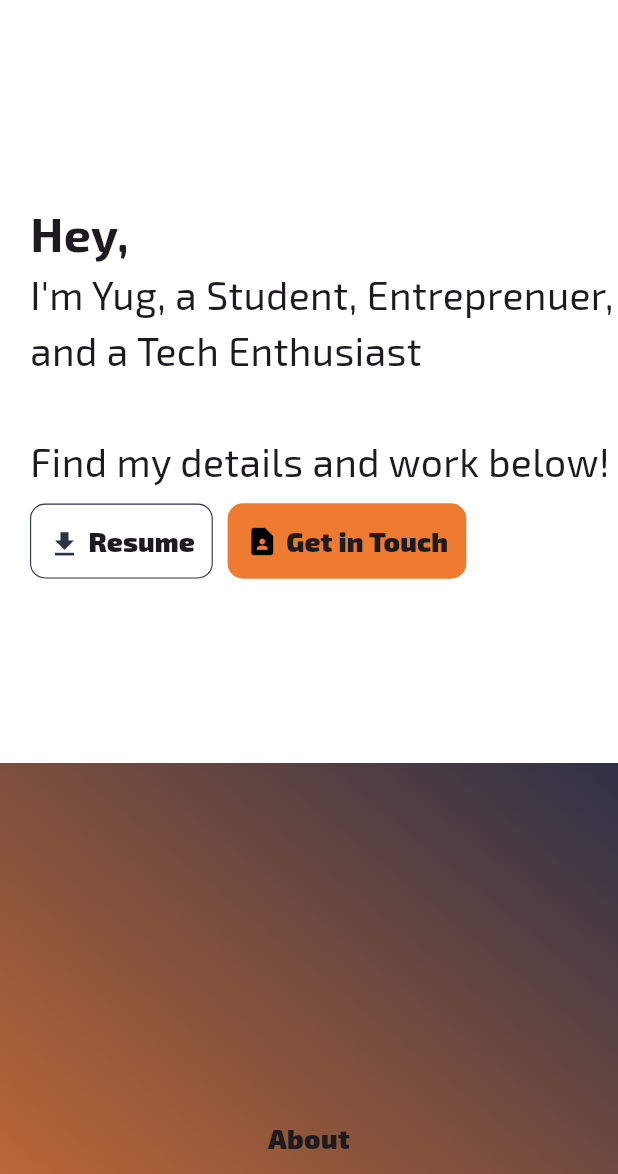
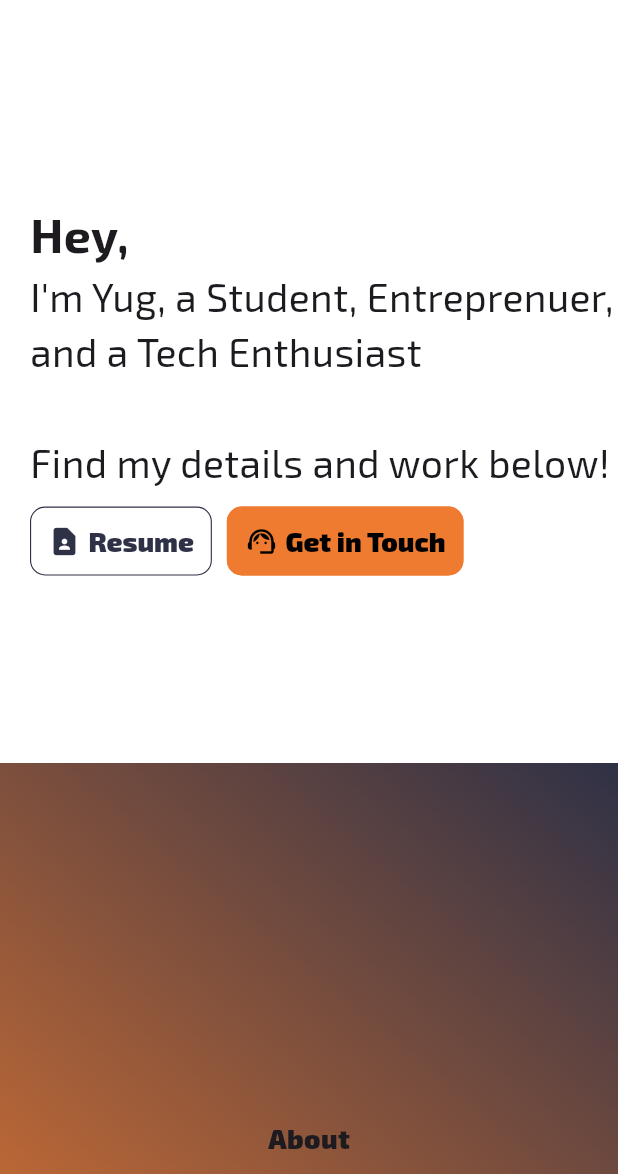
Before and after one commit to YT37/Personal-Website, a Flutter app: the screen it shows after launch, on a phone screen of 412 x 824 dp, the part 62-1236 px from its top. Run offline on Flutter 3.47's test engine with Material 3 defaults, Android fonts, the phone set to English and light mode, and no system bars; drawn by our look-alikes of scrollable_positioned_list; our stand-ins replace font_awesome_flutter, get, google_fonts, url_strategy.

Commit message:
Removed Useless Files
Signed-off-by: Yug Thapar <yugthapar37@gmail.com>

```diff
--- a/Source Code/website/lib/config/constants.dart
+++ b/Source Code/website/lib/config/constants.dart
@@ -28,5 +28,5 @@ const List<List<dynamic>> socials = [
 const List<List<dynamic>> details = [
   ["+91 XXXXX-XXXXX", Icons.call],
   ["contact@yugthapar.com", Icons.mail],
-  ["Earth", Icons.location_on],
+  ["India", Icons.location_on],
 ];
--- a/Source Code/website/lib/config/theme.dart
+++ b/Source Code/website/lib/config/theme.dart
@@ -70,39 +70,37 @@ class WebsiteTheme {
       ),
       textButtonTheme: TextButtonThemeData(
         style: ButtonStyle(
-          padding: MaterialStateProperty.all<EdgeInsets>(
-            const EdgeInsets.all(12),
+          textStyle: MaterialStateProperty.all<TextStyle>(
+            _textTheme.titleLarge!.copyWith(color: _colorScheme.secondary),
           ),
+          padding:
+              MaterialStateProperty.all<EdgeInsets>(const EdgeInsets.all(12)),
           overlayColor: MaterialStateProperty.all<Color>(
             _colorScheme.secondary.withAlpha(50),
           ),
-          foregroundColor: MaterialStateProperty.all<Color>(
-            _colorScheme.secondary,
-          ),
+          foregroundColor:
+              MaterialStateProperty.all<Color>(_colorScheme.secondary),
           shape: MaterialStateProperty.all<OutlinedBorder>(
             RoundedRectangleBorder(
-              side: BorderSide(
-                color: _colorScheme.secondary,
-                width: 0.75,
-              ),
               borderRadius: BorderRadius.circular(10),
+              side: BorderSide(color: _colorScheme.secondary, width: 0.75),
             ),
           ),
         ),
       ),
       filledButtonTheme: FilledButtonThemeData(
         style: ButtonStyle(
+          textStyle: MaterialStateProperty.all<TextStyle>(
+            _textTheme.titleLarge!.copyWith(color: _colorScheme.onTertiary),
+          ),
           padding:
               MaterialStateProperty.all<EdgeInsets>(const EdgeInsets.all(12)),
           backgroundColor:
               MaterialStateProperty.all<Color>(_colorScheme.tertiary),
           shape: MaterialStateProperty.all<OutlinedBorder>(
             RoundedRectangleBorder(
-              side: BorderSide(
-                color: _colorScheme.tertiary,
-                width: 0.75,
-              ),
               borderRadius: BorderRadius.circular(10),
+              side: BorderSide(color: _colorScheme.tertiary, width: 0.75),
             ),
           ),
         ),
--- a/Source Code/website/lib/main.dart
+++ b/Source Code/website/lib/main.dart
@@ -1,18 +1,12 @@
 import 'package:flutter/material.dart' hide PageController;
-import 'package:intl/date_symbol_data_local.dart';
-import 'package:intl/intl.dart';
 import 'package:url_strategy/url_strategy.dart';
 
 import './config/constants.dart';
 import './config/theme.dart';
-import './tools/extensions.dart';
 import 'pages/export.dart';
 
 void main() async {
   WidgetsFlutterBinding.ensureInitialized();
-
-  Intl.defaultLocale = LOCALE.code();
-  await initializeDateFormatting(Intl.defaultLocale);
 
   setPathUrlStrategy();
   runApp(const Website());
--- a/Source Code/website/lib/pages/home.dart
+++ b/Source Code/website/lib/pages/home.dart
@@ -74,15 +74,11 @@ class _Details extends StatelessWidget {
                   final Uri _url = Uri.parse(resume);
                   if (await canLaunchUrl(_url)) await launchUrl(_url);
                 },
-                child: Row(
-                  crossAxisAlignment: CrossAxisAlignment.end,
+                child: const Row(
                   children: [
-                    const Icon(Icons.download, size: 22),
-                    const SizedBox(width: 5),
-                    Text(
-                      "Resume",
-                      style: theme.textTheme.titleLarge,
-                    ),
+                    Icon(Icons.contact_page, size: 22),
+                    SizedBox(width: 5),
+                    Text("Resume"),
                   ],
                 ),
               ),
@@ -94,14 +90,11 @@ class _Details extends StatelessWidget {
                     duration: const Duration(milliseconds: 500),
                   );
                 },
-                child: Row(
+                child: const Row(
                   children: [
-                    const Icon(Icons.contact_page, size: 22),
-                    const SizedBox(width: 5),
-                    Text(
-                      "Get in Touch",
-                      style: theme.textTheme.titleLarge,
-                    ),
+                    Icon(Icons.support_agent, size: 22),
+                    SizedBox(width: 5),
+                    Text("Get in Touch"),
                   ],
                 ),
               ),
--- a/Source Code/website/pubspec.yaml
+++ b/Source Code/website/pubspec.yaml
@@ -18,8 +18,6 @@ dependencies:
   url_strategy: ^0.2.0
   url_launcher: ^6.1.14
   google_fonts: ^6.1.0
-  intl: ^0.18.1
-  http: ^1.1.0
   get: ^4.6.6
 
 dev_dependencies:
```
Also changed, not shown: Source Code/website/lib/tools/enums.dart (deleted, +0 -7 lines), Source Code/website/lib/tools/extensions.dart (+0 -36 lines), Source Code/website/lib/tools/functions.dart (deleted), Source Code/website/pubspec.lock.
